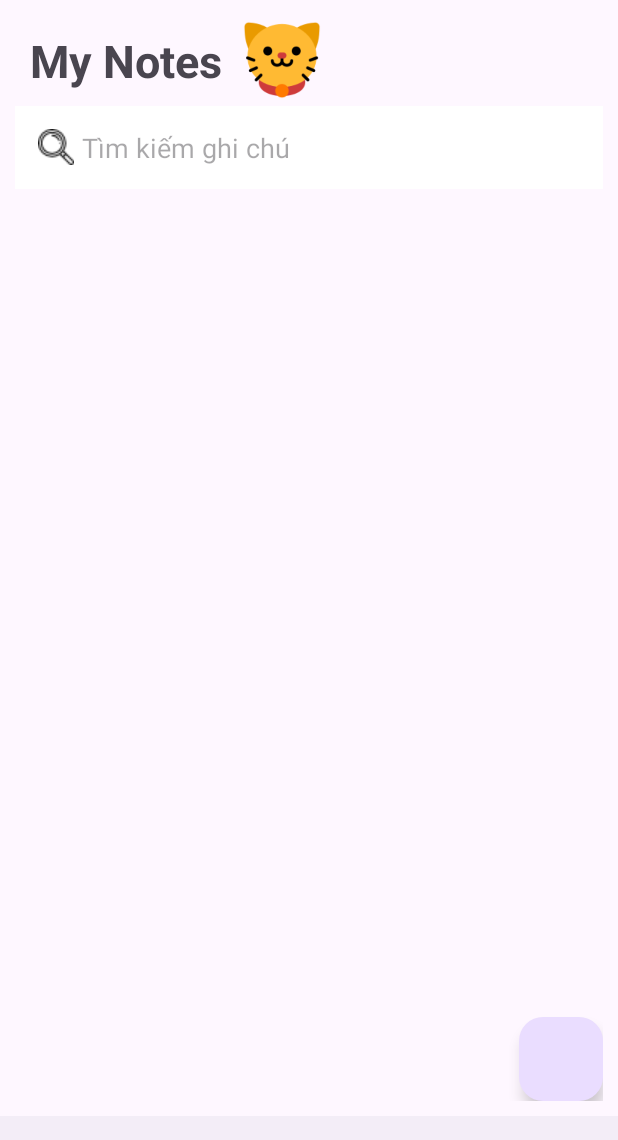
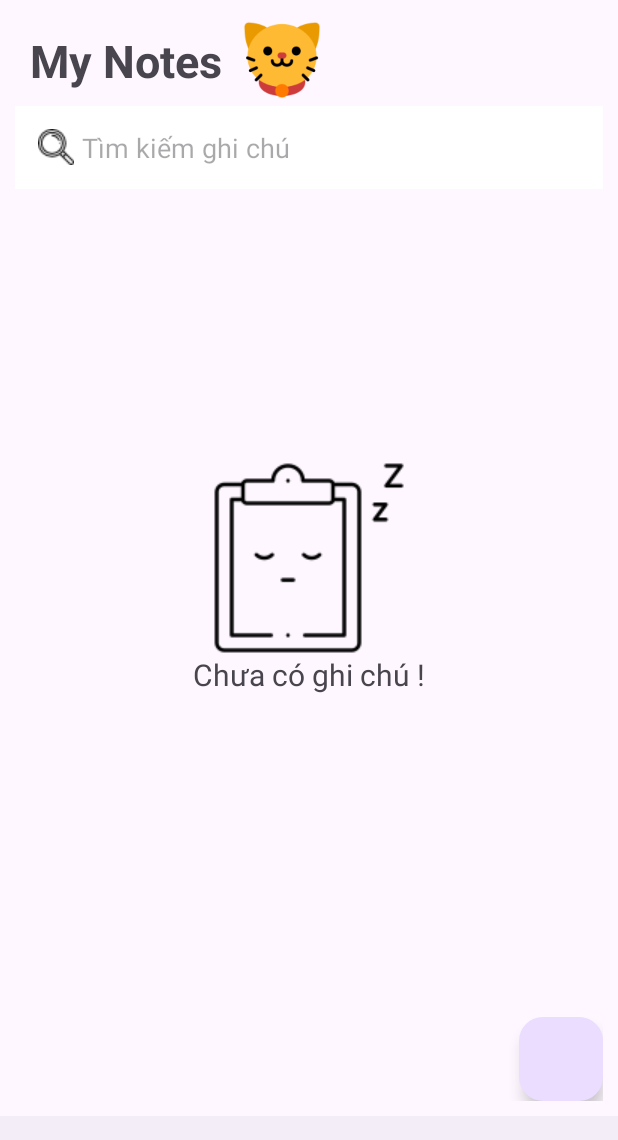
Before and after one commit to dodphu/NoteCat, an Android app: the screen it shows after launch (MainActivity), on a phone screen of 412 x 824 dp. Shown: the top 1140 px of the screen. Run offline under Robolectric (Android 15) with nearby library versions, the phone set to English and light mode, and no system bars; our stand-ins replace Room's generated code.

Commit message:
add no task layout

```diff
--- a/app/src/main/java/com/example/notecat/fragments/AllNoteFragment.kt
+++ b/app/src/main/java/com/example/notecat/fragments/AllNoteFragment.kt
@@ -4,6 +4,7 @@ import android.os.Bundle
 import android.util.Log
 import androidx.fragment.app.Fragment
 import android.view.View
+import android.widget.Toast
 import androidx.lifecycle.LiveData
 import androidx.lifecycle.ViewModelProvider
 import androidx.recyclerview.widget.LinearLayoutManager
@@ -21,6 +22,7 @@ class AllNoteFragment : Fragment(R.layout.fragment_all_note) {
         val binding = FragmentAllNoteBinding.bind(view)
 
         val edtSearchNote = binding.editTextSearch
+        val layout_notask = binding.layoutNotask
         val rycv_note = binding.rycvMynote
         val adapterNote = adapter_note()
         rycv_note.adapter = adapterNote
@@ -29,9 +31,15 @@ class AllNoteFragment : Fragment(R.layout.fragment_all_note) {
         val noteViewModel = ViewModelProvider(this)[NoteViewModel::class.java]
 
         noteViewModel.getAllNotesVM().observe(viewLifecycleOwner) { listNotes ->
-            adapterNote.updateNotes(listNotes)
-            Log.d("phu", "onViewCreated: ${listNotes[0]}")
+            if (!listNotes.isNullOrEmpty()) {
+                layout_notask.visibility = View.GONE
+                adapterNote.updateNotes(listNotes)
+                Log.d("phu", "onViewCreated: ${listNotes[0]}")
+            } else {
+                layout_notask.visibility = View.VISIBLE
+            }
         }
+
 
         val fab = binding.fabAdd
         fab.setOnClickListener {
--- a/app/src/main/res/layout/fragment_all_note.xml
+++ b/app/src/main/res/layout/fragment_all_note.xml
@@ -52,16 +52,30 @@
         tools:listitem="@layout/note_item"
         />
 
+    <androidx.constraintlayout.widget.ConstraintLayout
+        android:layout_width="match_parent"
+        android:layout_height="match_parent"
+        android:id="@+id/layout_notask">
         <ImageView
             android:id="@+id/imgv_noTask"
-        android:layout_width="wrap_content"
+            android:layout_width="match_parent"
             android:layout_height="wrap_content"
             android:src="@drawable/no_task"
-        android:visibility="gone"
-        app:layout_constraintBottom_toBottomOf="parent"
+            android:layout_gravity="center"
+            app:layout_constraintTop_toTopOf="parent"
             app:layout_constraintLeft_toLeftOf="parent"
             app:layout_constraintRight_toRightOf="parent"
-        app:layout_constraintTop_toTopOf="parent" />
+            app:layout_constraintBottom_toBottomOf="parent"/>
+        <TextView
+            android:layout_width="match_parent"
+            android:layout_height="wrap_content"
+            android:text="Chưa có ghi chú !"
+            android:gravity="center"
+            android:layout_gravity="center"
+            android:textSize="20sp"
+            app:layout_constraintTop_toBottomOf="@+id/imgv_noTask"/>
+    </androidx.constraintlayout.widget.ConstraintLayout>
+
 
     <com.google.android.material.floatingactionbutton.FloatingActionButton
         android:id="@+id/fab_add"
```
Also changed, not shown: app/src/main/java/com/example/notecat/fragments/AddOrEditNoteFragment.kt (+8 -2 lines). Lines whose indentation alone changed are shown as unchanged.
